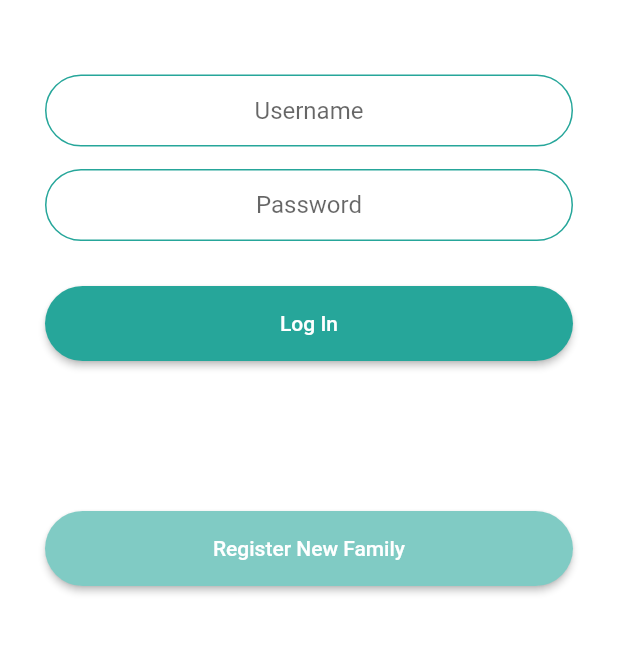
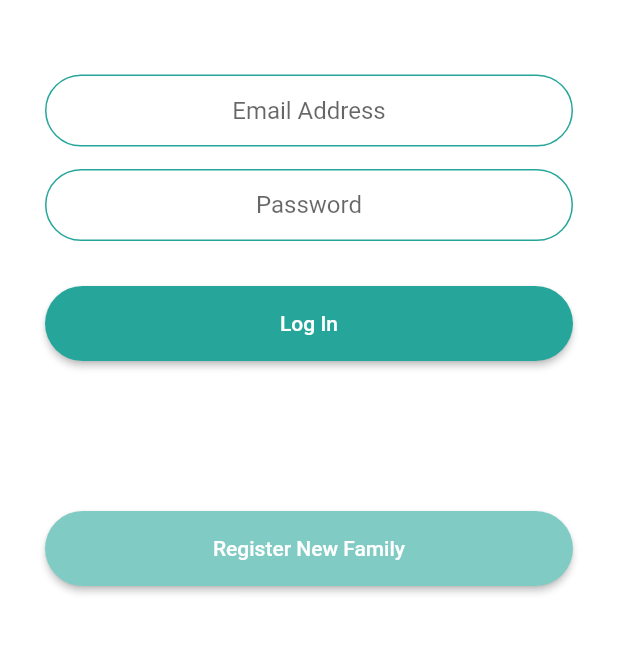
Before and after one commit to TrellixVulnTeam/my_lists_WHH1, a Flutter app: the LoginScreen screen opened by its route, on a phone screen of 412 x 824 dp, the part 389-1043 px from its top. Run offline on Flutter 3.47's test engine with Material 2 defaults, Android fonts, the phone set to English and light mode, and no system bars; our stand-ins replace cloud_firestore, cloud_functions, firebase_auth, firebase_core; accounts and stored records are empty.

Commit message:
Polish login screen

```diff
--- a/lib/main.dart
+++ b/lib/main.dart
@@ -22,7 +22,6 @@ class MyApp extends StatelessWidget {
 }
 
 // TODO: bottom menu
-// TODO: share lists within family
 // TODO: private toggle
 // TODO: amend lists or note after creation
 // TODO: work out security on DB????
--- a/lib/screens/login_screen.dart
+++ b/lib/screens/login_screen.dart
@@ -49,8 +49,8 @@ class _LoginScreenState extends State<LoginScreen> {
                 ),
                 TextField(
                   textAlign: TextAlign.center,
-                  decoration:
-                      kLoginTextFieldDecoration.copyWith(hintText: 'Username'),
+                  decoration: kLoginTextFieldDecoration.copyWith(
+                      hintText: 'Email Address'),
                   onChanged: (value) {
                     email = value.trim();
                   },
```
